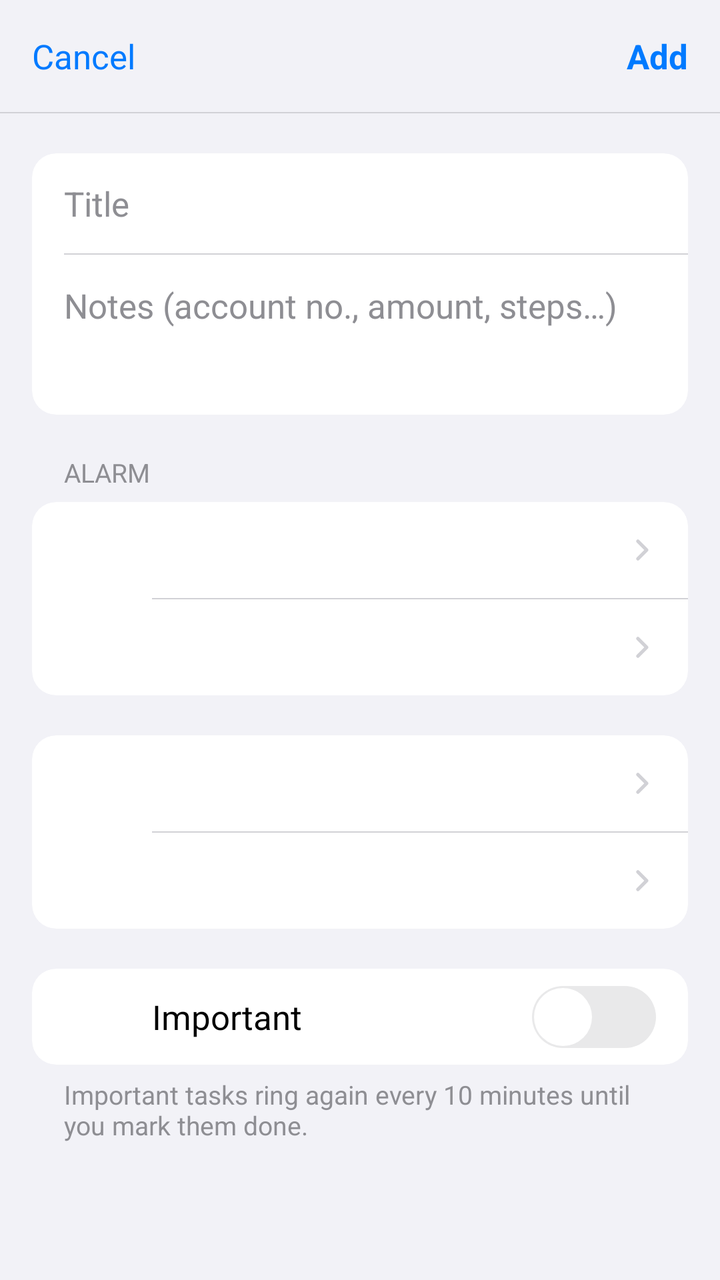
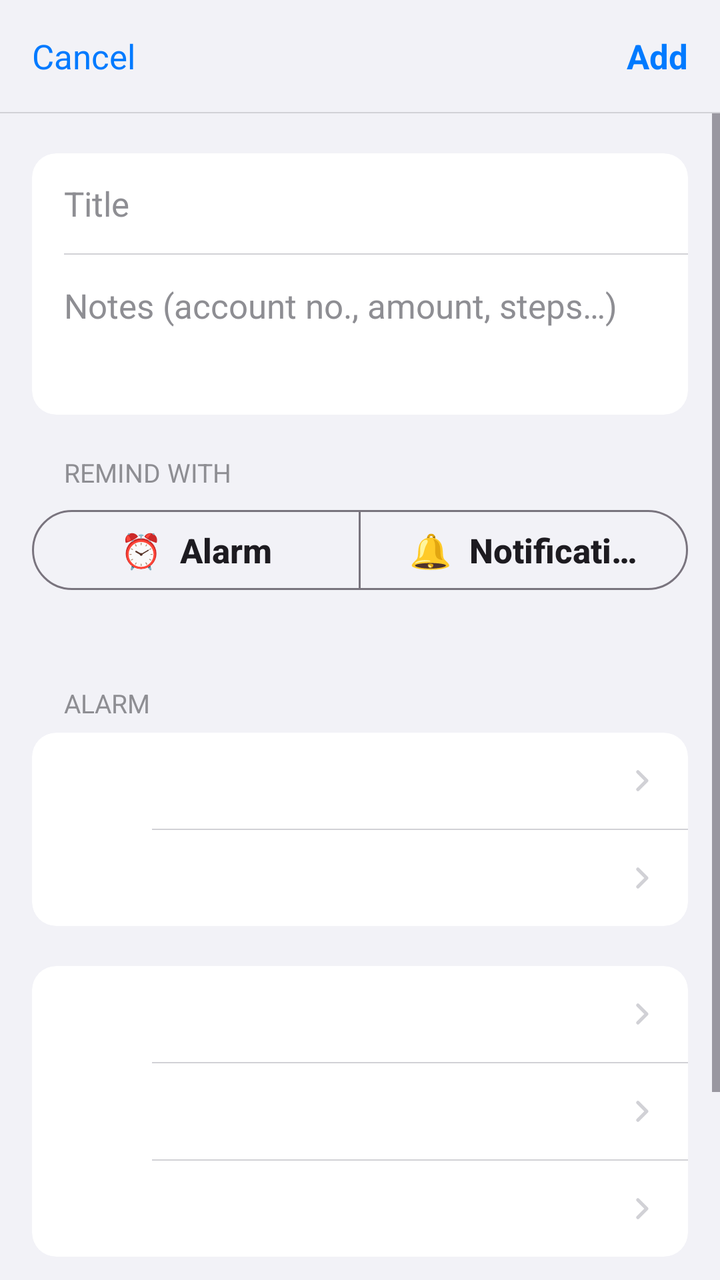

An Android layout rendered at two revisions. The XML below is the earlier revision; the diff shows what the commit changed to produce the second picture.
<!-- AndroidManifest.xml: application theme Theme.OfficeToDo -->
<!-- res/layout/activity_edit.xml -->
<?xml version="1.0" encoding="utf-8"?>
<LinearLayout xmlns:android="http://schemas.android.com/apk/res/android"
    xmlns:app="http://schemas.android.com/apk/res-auto"
    android:layout_width="match_parent"
    android:layout_height="match_parent"
    android:background="@color/ios_bg"
    android:orientation="vertical">

    
    <FrameLayout
        android:layout_width="match_parent"
        android:layout_height="56dp">

        <TextView
            android:id="@+id/bar_cancel"
            android:layout_width="wrap_content"
            android:layout_height="match_parent"
            android:layout_gravity="start"
            android:background="?attr/selectableItemBackgroundBorderless"
            android:gravity="center"
            android:paddingHorizontal="16dp"
            android:text="Cancel"
            android:textColor="?attr/colorPrimary"
            android:textSize="17sp" />

        <TextView
            android:id="@+id/bar_title"
            android:layout_width="wrap_content"
            android:layout_height="wrap_content"
            android:layout_gravity="center"
            android:textColor="@color/ios_label"
            android:textSize="17sp"
            android:textStyle="bold" />

        <TextView
            android:id="@+id/bar_save"
            android:layout_width="wrap_content"
            android:layout_height="match_parent"
            android:layout_gravity="end"
            android:background="?attr/selectableItemBackgroundBorderless"
            android:gravity="center"
            android:paddingHorizontal="16dp"
            android:text="Add"
            android:textColor="?attr/colorPrimary"
            android:textSize="17sp"
            android:textStyle="bold" />
    </FrameLayout>

    <View
        android:layout_width="match_parent"
        android:layout_height="0.6dp"
        android:background="@color/ios_separator" />

<ScrollView
    android:layout_width="match_parent"
    android:layout_height="0dp"
    android:layout_weight="1"
    android:fillViewport="true">

    <LinearLayout
        android:layout_width="match_parent"
        android:layout_height="wrap_content"
        android:animateLayoutChanges="true"
        android:orientation="vertical"
        android:paddingHorizontal="16dp"
        android:paddingBottom="32dp">


        
        <com.google.android.material.card.MaterialCardView
            style="@style/IosGroup"
            android:layout_width="match_parent"
            android:layout_height="wrap_content"
            android:layout_marginTop="20dp">

            <LinearLayout
                android:layout_width="match_parent"
                android:layout_height="wrap_content"
                android:orientation="vertical">

                <EditText
                    android:id="@+id/title"
                    android:layout_width="match_parent"
                    android:layout_height="wrap_content"
                    android:background="@null"
                    android:hint="Title"
                    android:importantForAutofill="no"
                    android:inputType="textCapSentences"
                    android:minHeight="50dp"
                    android:paddingHorizontal="16dp"
                    android:textColor="@color/ios_label"
                    android:textColorHint="@color/ios_secondary"
                    android:textSize="17sp" />

                <View
                    android:layout_width="match_parent"
                    android:layout_height="0.6dp"
                    android:layout_marginStart="16dp"
                    android:background="@color/ios_separator" />

                <EditText
                    android:id="@+id/notes"
                    android:layout_width="match_parent"
                    android:layout_height="wrap_content"
                    android:background="@null"
                    android:gravity="top"
                    android:hint="Notes (account no., amount, steps…)"
                    android:importantForAutofill="no"
                    android:inputType="textCapSentences|textMultiLine"
                    android:minHeight="80dp"
                    android:paddingHorizontal="16dp"
                    android:paddingVertical="14dp"
                    android:textColor="@color/ios_label"
                    android:textColorHint="@color/ios_secondary"
                    android:textSize="17sp" />
            </LinearLayout>
        </com.google.android.material.card.MaterialCardView>

        
        <TextView
            style="@style/IosGroupLabel"
            android:layout_width="wrap_content"
            android:layout_height="wrap_content"
            android:text="Alarm" />

        <com.google.android.material.card.MaterialCardView
            style="@style/IosGroup"
            android:layout_width="match_parent"
            android:layout_height="wrap_content">

            <LinearLayout
                android:layout_width="match_parent"
                android:layout_height="wrap_content"
                android:orientation="vertical">

                <include android:id="@+id/row_date" layout="@layout/item_form_row" />
                <include layout="@layout/divider_inset" />
                <include android:id="@+id/row_time" layout="@layout/item_form_row" />
            </LinearLayout>
        </com.google.android.material.card.MaterialCardView>


        
        <com.google.android.material.card.MaterialCardView
            style="@style/IosGroup"
            android:layout_width="match_parent"
            android:layout_height="wrap_content"
            android:layout_marginTop="20dp">

            <LinearLayout
                android:layout_width="match_parent"
                android:layout_height="wrap_content"
                android:orientation="vertical">

                <include android:id="@+id/row_repeat" layout="@layout/item_form_row" />

                
                <LinearLayout
                    android:id="@+id/workday_wrap"
                    android:layout_width="match_parent"
                    android:layout_height="wrap_content"
                    android:orientation="vertical"
                    android:visibility="gone">

                    <include layout="@layout/divider_inset" />
                    <include android:id="@+id/row_workday" layout="@layout/item_form_row" />
                </LinearLayout>

                <include layout="@layout/divider_inset" />
                <include android:id="@+id/row_early" layout="@layout/item_form_row" />
            </LinearLayout>
        </com.google.android.material.card.MaterialCardView>

        <TextView
            android:id="@+id/workday_note"
            android:layout_width="match_parent"
            android:layout_height="wrap_content"
            android:paddingHorizontal="16dp"
            android:paddingTop="6dp"
            android:textColor="@color/ios_secondary"
            android:textSize="13sp"
            android:visibility="gone" />

        
        <com.google.android.material.card.MaterialCardView
            style="@style/IosGroup"
            android:layout_width="match_parent"
            android:layout_height="wrap_content"
            android:layout_marginTop="20dp">

            <LinearLayout
                android:id="@+id/row_important"
                style="@style/IosRow"
                android:layout_width="match_parent"
                android:layout_height="wrap_content"
                android:orientation="horizontal">

                <ImageView
                    android:id="@+id/important_icon"
                    android:layout_width="30dp"
                    android:layout_height="30dp"
                    android:background="@drawable/bg_icon_square"
                    android:importantForAccessibility="no"
                    android:padding="5dp"
                    android:src="@drawable/ic_flag" />

                <TextView
                    android:layout_width="0dp"
                    android:layout_height="wrap_content"
                    android:layout_marginStart="14dp"
                    android:layout_weight="1"
                    android:paddingVertical="12dp"
                    android:text="Important"
                    android:textColor="@color/ios_label"
                    android:textSize="17sp" />

                <androidx.appcompat.widget.SwitchCompat
                    android:id="@+id/important"
                    style="@style/IosSwitch"
                    android:layout_width="wrap_content"
                    android:layout_height="wrap_content" />
            </LinearLayout>
        </com.google.android.material.card.MaterialCardView>

        <TextView
            android:layout_width="match_parent"
            android:layout_height="wrap_content"
            android:paddingHorizontal="16dp"
            android:paddingTop="6dp"
            android:text="Important tasks ring again every 10 minutes until you mark them done."
            android:textColor="@color/ios_secondary"
            android:textSize="13sp" />

        
        <com.google.android.material.card.MaterialCardView
            android:id="@+id/delete_group"
            style="@style/IosGroup"
            android:layout_width="match_parent"
            android:layout_height="wrap_content"
            android:layout_marginTop="28dp"
            android:visibility="gone">

            <TextView
                android:id="@+id/delete"
                android:layout_width="match_parent"
                android:layout_height="50dp"
                android:background="?attr/selectableItemBackground"
                android:gravity="center"
                android:text="Delete Task"
                android:textColor="@color/ios_red"
                android:textSize="17sp" />
        </com.google.android.material.card.MaterialCardView>
    </LinearLayout>
</ScrollView>
</LinearLayout>
<!-- res/layout/item_form_row.xml (included above) -->
<?xml version="1.0" encoding="utf-8"?>
<LinearLayout xmlns:android="http://schemas.android.com/apk/res/android"
    style="@style/IosRow"
    android:layout_width="match_parent"
    android:layout_height="wrap_content"
    android:clickable="true"
    android:focusable="true"
    android:orientation="horizontal">

    <ImageView
        android:id="@+id/row_icon"
        android:layout_width="30dp"
        android:layout_height="30dp"
        android:background="@drawable/bg_icon_square"
        android:importantForAccessibility="no"
        android:padding="5dp" />

    <LinearLayout
        android:layout_width="0dp"
        android:layout_height="wrap_content"
        android:layout_marginStart="14dp"
        android:layout_weight="1"
        android:orientation="vertical"
        android:paddingVertical="10dp">

        <TextView
            android:id="@+id/row_title"
            android:layout_width="wrap_content"
            android:layout_height="wrap_content"
            android:textColor="@color/ios_label"
            android:textSize="17sp" />

        <TextView
            android:id="@+id/row_subtitle"
            android:layout_width="wrap_content"
            android:layout_height="wrap_content"
            android:textColor="@color/ios_secondary"
            android:textSize="13sp"
            android:visibility="gone" />
    </LinearLayout>

    <TextView
        android:id="@+id/row_value"
        android:layout_width="wrap_content"
        android:layout_height="wrap_content"
        android:layout_marginStart="8dp"
        android:gravity="end"
        android:maxWidth="200dp"
        android:textColor="@color/ios_secondary"
        android:textSize="17sp" />

    <ImageView
        android:id="@+id/row_chevron"
        android:layout_width="14dp"
        android:layout_height="14dp"
        android:layout_marginStart="6dp"
        android:importantForAccessibility="no"
        android:src="@drawable/ic_chevron_right" />
</LinearLayout>
<!-- res/layout/divider_inset.xml (included above) -->
<?xml version="1.0" encoding="utf-8"?>
<View xmlns:android="http://schemas.android.com/apk/res/android"
    android:layout_width="match_parent"
    android:layout_height="0.6dp"
    android:layout_marginStart="60dp"
    android:background="@color/ios_separator" />
<!-- resources referenced by this layout -->
<resources>
  <color name="ios_bg">#F2F2F7</color>
  <color name="ios_label">#000000</color>
  <color name="ios_red">#FF3B30</color>
  <color name="ios_secondary">#8E8E93</color>
  <color name="ios_separator">#D1D1D6</color>
  <!-- drawable bg_icon_square (drawable) -->
  <shape xmlns:android="http://schemas.android.com/apk/res/android" android:shape="rectangle">
      <solid android:color="#FFFFFF" />
      <corners android:radius="7dp" />
  </shape>
  <!-- drawable ic_flag (drawable) -->
  <vector xmlns:android="http://schemas.android.com/apk/res/android"
      android:width="24dp" android:height="24dp" android:viewportWidth="24" android:viewportHeight="24">
      <path android:fillColor="#FFFFFFFF" android:pathData="M14.4,6L14,4H5v17h2v-7h5.6l0.4,2h7V6z"/>
  </vector>
  <style name="IosGroup" parent="Widget.Material3.CardView.Filled">
          <item name="cardBackgroundColor">@color/ios_cell</item>
          <item name="cardCornerRadius">12dp</item>
          <item name="cardElevation">0dp</item>
      </style>
  <style name="IosGroupLabel">
          <item name="android:textSize">13sp</item>
          <item name="android:textAllCaps">true</item>
          <item name="android:textColor">@color/ios_secondary</item>
          <item name="android:paddingStart">16dp</item>
          <item name="android:paddingBottom">6dp</item>
          <item name="android:paddingTop">20dp</item>
      </style>
  <style name="IosRow">
          <item name="android:minHeight">48dp</item>
          <item name="android:paddingStart">16dp</item>
          <item name="android:paddingEnd">16dp</item>
          <item name="android:gravity">center_vertical</item>
          <item name="android:background">?attr/selectableItemBackground</item>
      </style>
  <color name="ios_cell">#FFFFFF</color>
  <!-- drawable ios_switch_track (drawable) -->
  <shape xmlns:android="http://schemas.android.com/apk/res/android" android:shape="rectangle">
      <solid android:color="@color/ios_switch_track_color" />
      <corners android:radius="16dp" />
      <size android:width="51dp" android:height="31dp" />
  </shape>
  <color name="brand">#007AFF</color>
  <style name="IosToolbar" parent="Widget.Material3.Toolbar">
          <item name="android:background">@color/ios_bg</item>
          <item name="titleCentered">true</item>
          <item name="titleTextAppearance">@style/IosNavTitle</item>
          <item name="navigationIconTint">?attr/colorPrimary</item>
      </style>
  <style name="IosOverflow" parent="Widget.AppCompat.ActionButton.Overflow">
          <item name="android:src">@drawable/ic_more</item>
      </style>
  <style name="IosDialog" parent="ThemeOverlay.Material3.MaterialAlertDialog">
          <item name="shapeAppearanceOverlay">@style/IosDialogShape</item>
          <item name="colorSurfaceContainerHigh">@color/ios_cell</item>
      </style>
  <style name="IosChip" parent="Widget.Material3.Chip.Assist">
          <item name="chipBackgroundColor">@color/ios_cell</item>
          <item name="chipStrokeWidth">0dp</item>
          <item name="chipCornerRadius">16dp</item>
          <item name="android:textColor">?attr/colorPrimary</item>
      </style>
  <style name="IosBottomSheetDialog" parent="ThemeOverlay.Material3.BottomSheetDialog">
          <item name="bottomSheetStyle">@style/IosBottomSheet</item>
      </style>
  <style name="IosNavTitle" parent="TextAppearance.Material3.TitleMedium">
          <item name="android:textSize">17sp</item>
          <item name="android:textStyle">bold</item>
          <item name="android:textColor">@color/ios_label</item>
      </style>
  <style name="IosDialogShape" parent="">
          <item name="cornerFamily">rounded</item>
          <item name="cornerSize">16dp</item>
      </style>
  <style name="IosBottomSheet" parent="Widget.Material3.BottomSheet.Modal">
          <item name="backgroundTint">@color/ios_cell</item>
      </style>
  <!-- unchanged entries left out for length: 7 -->
</resources>

<!-- the commit's change to res/layout/activity_edit.xml (unified diff, before → after) -->
@@ -121,6 +121,46 @@
             style="@style/IosGroupLabel"
             android:layout_width="wrap_content"
             android:layout_height="wrap_content"
+            android:text="Remind with" />
+
+        <com.google.android.material.button.MaterialButtonToggleGroup
+            android:id="@+id/remind_group"
+            android:layout_width="match_parent"
+            android:layout_height="wrap_content"
+            app:selectionRequired="true"
+            app:singleSelection="true">
+
+            <com.google.android.material.button.MaterialButton
+                android:id="@+id/remind_alarm"
+                style="@style/Widget.Material3.Button.OutlinedButton"
+                android:layout_width="0dp"
+                android:layout_height="wrap_content"
+                android:layout_weight="1"
+                android:text="⏰  Alarm" />
+
+            <com.google.android.material.button.MaterialButton
+                android:id="@+id/remind_notification"
+                style="@style/Widget.Material3.Button.OutlinedButton"
+                android:layout_width="0dp"
+                android:layout_height="wrap_content"
+                android:layout_weight="1"
+                android:text="🔔  Notification" />
+        </com.google.android.material.button.MaterialButtonToggleGroup>
+
+        <TextView
+            android:id="@+id/remind_note"
+            android:layout_width="match_parent"
+            android:layout_height="wrap_content"
+            android:paddingHorizontal="16dp"
+            android:paddingTop="6dp"
+            android:textColor="@color/ios_secondary"
+            android:textSize="13sp" />
+
+        
+        <TextView
+            style="@style/IosGroupLabel"
+            android:layout_width="wrap_content"
+            android:layout_height="wrap_content"
             android:text="Alarm" />
 
         <com.google.android.material.card.MaterialCardView
@@ -168,6 +208,8 @@
 
                 <include layout="@layout/divider_inset" />
                 <include android:id="@+id/row_early" layout="@layout/item_form_row" />
+                <include layout="@layout/divider_inset" />
+                <include android:id="@+id/row_category" layout="@layout/item_form_row" />
             </LinearLayout>
         </com.google.android.material.card.MaterialCardView>
 
@@ -223,11 +265,11 @@
         </com.google.android.material.card.MaterialCardView>
 
         <TextView
+            android:id="@+id/important_note"
             android:layout_width="match_parent"
             android:layout_height="wrap_content"
             android:paddingHorizontal="16dp"
             android:paddingTop="6dp"
-            android:text="Important tasks ring again every 10 minutes until you mark them done."
             android:textColor="@color/ios_secondary"
             android:textSize="13sp" />
 
